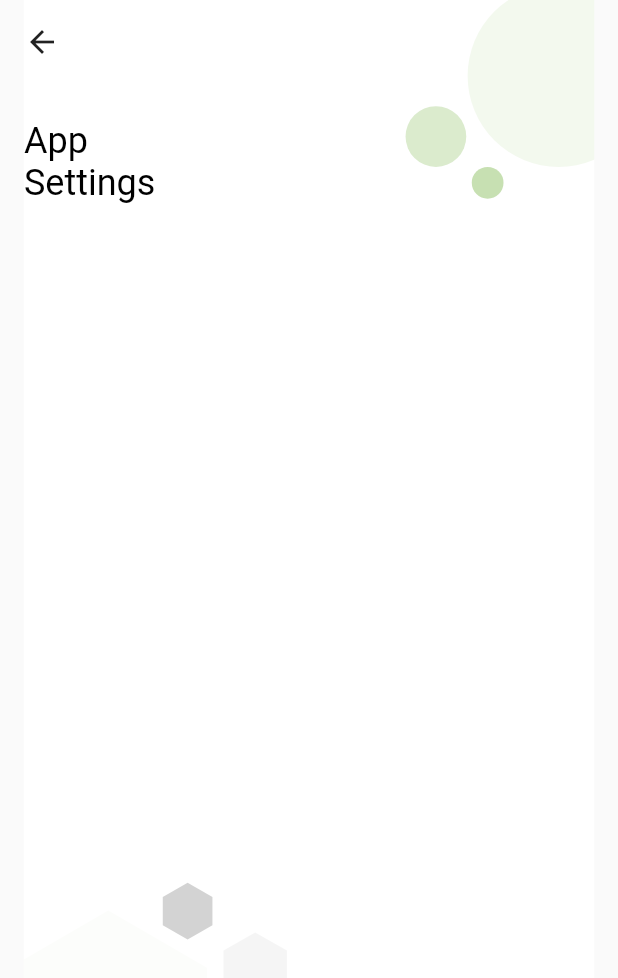
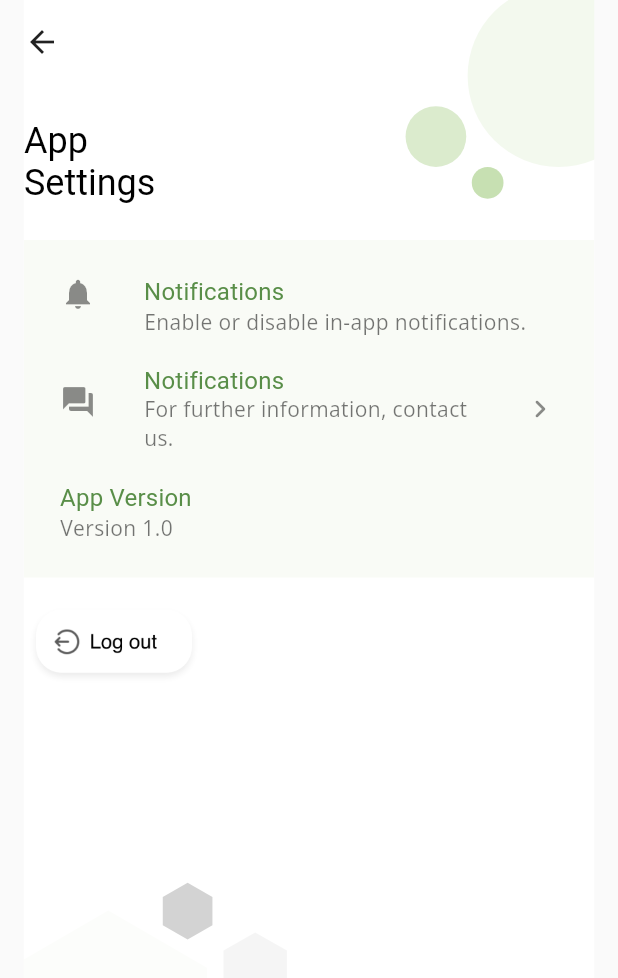
Before and after one commit to bonitas-ict/gve_ground_breaking, a Flutter app: the SettingsPage screen opened by its route, on a phone screen of 412 x 824 dp. Shown: the top 978 px of the screen. Run offline on Flutter 3.47's test engine with Material 2 defaults, Android fonts, the light colour scheme and no system bars; our stand-ins replace auto_route, bloc, cached_network_image, carousel_slider, dartz, flash and 15 more; missing offline and left inert: flutter_barcode_scanner, flutter_paystack_client, platform_device_id; accounts and stored records are empty; generated files the repository leaves out were written again; network calls fail; project files that could hold a hidden picture were left out.

Commit message:
notification screen setup

```diff
--- a/lib/src/application/application.dart
+++ b/lib/src/application/application.dart
@@ -5,3 +5,4 @@ export 'main/main.dart';
 export 'land/land.dart';
 export 'payment/payment.dart';
 export 'sit/sit_bloc.dart';
+export 'notification/notification.dart';
--- /dev/null
+++ b/lib/src/application/notification/notification.dart
@@ -0,0 +1,2 @@
+export 'notification_count/notification_count_bloc.dart';
+export 'notification_list/notification_list_bloc.dart';
--- /dev/null
+++ b/lib/src/application/notification/notification_count/notification_count_bloc.dart
@@ -0,0 +1,23 @@
+import 'package:bloc/bloc.dart';
+import 'package:gve_opening/src/domain/domain.dart';
+import 'package:meta/meta.dart';
+import 'package:injectable/injectable.dart';
+import 'package:freezed_annotation/freezed_annotation.dart';
+
+part 'notification_count_event.dart';
+part 'notification_count_state.dart';
+part 'notification_count_bloc.freezed.dart';
+
+@injectable
+class NotificationCountBloc extends Bloc<NotificationCountEvent, NotificationCountState> {
+  final INotificationFacade _notificationFacade;
+  NotificationCountBloc({required INotificationFacade notificationFacade}) : _notificationFacade = notificationFacade, super(const  NotificationCountState.initial(0)) {
+    on<_LoadNotificationCount>((event, emit) async{
+      emit(NotificationCountState.loadInProgress(state.notificationCount));
+      final data = await _notificationFacade.fetchNotification();
+      emit(data.fold((f) => NotificationCountState.loadFailure(state.notificationCount,f), (r) {
+        return NotificationCountState.loadSuccess(r.data);
+      }));
+    });
+  }
+}
--- /dev/null
+++ b/lib/src/application/notification/notification_count/notification_count_event.dart
@@ -0,0 +1,6 @@
+part of 'notification_count_bloc.dart';
+
+@freezed
+class NotificationCountEvent with _$NotificationCountEvent {
+  const factory NotificationCountEvent.loadNotificationCount() = _LoadNotificationCount;
+}
--- /dev/null
+++ b/lib/src/application/notification/notification_count/notification_count_state.dart
@@ -0,0 +1,9 @@
+part of 'notification_count_bloc.dart';
+
+@freezed
+class NotificationCountState  with _$NotificationCountState  {
+  const factory NotificationCountState.initial(num notificationCount) = _Initial;
+  const factory NotificationCountState.loadInProgress(num notificationCount) = _LoadInProgress;
+  const factory NotificationCountState.loadSuccess(num notificationCount) = _LoadSuccess;
+  const factory NotificationCountState.loadFailure(num notificationCount, NetworkFailure networkFailure) =_LoadFailure;
+}
--- /dev/null
+++ b/lib/src/application/notification/notification_list/notification_list_event.dart
@@ -0,0 +1,6 @@
+part of 'notification_list_bloc.dart';
+
+@freezed
+class NotificationListEvent with _$NotificationListEvent {
+  const factory NotificationListEvent.loadNotifications() = _LoadNotifications;
+}
--- /dev/null
+++ b/lib/src/application/notification/notification_list/notification_list_state.dart
@@ -0,0 +1,9 @@
+part of 'notification_list_bloc.dart';
+
+@freezed
+class NotificationListState  with _$NotificationListState  {
+  const factory NotificationListState.initial() = _Initial;
+  const factory NotificationListState.loadInProgress() = _LoadInProgress;
+  const factory NotificationListState.loadSuccess(List<NotificationMessage> notifications) = _LoadSuccess;
+  const factory NotificationListState.loadFailure(NetworkFailure networkFailure) =_LoadFailure;
+}
--- a/lib/src/infrastructure/core/api_endpoints.dart
+++ b/lib/src/infrastructure/core/api_endpoints.dart
@@ -15,7 +15,7 @@ class ApiRoutes {
   static const paymentVerificationRoute = 'api/property/verify-payment';
   static const paymentHistoryRoute = 'api/user/payment';
   static const sitRoute = 'api/user/seat';
-  static const notficationRoute = 'api/user/notification';
+  static const notficationRoute = 'api/user/payment/notification';
   static const notificationCountRoute = 'api/user/notification-count';
   static const notificationMarkRoute = 'api/user/notification-mark/';
 }
--- a/lib/src/presentation/core/app_widget.dart
+++ b/lib/src/presentation/core/app_widget.dart
@@ -12,6 +12,8 @@ class AppWidget extends StatelessWidget {
     return MultiBlocProvider(
       providers: [
         BlocProvider(create: (_) => getIt<AuthenticationBloc>()..add(const AuthenticationEvent.verifiedState())),
+        BlocProvider(create: (_) => getIt<NotificationListBloc>()..add(const NotificationListEvent.loadNotifications())),
+        BlocProvider(create: (_) => getIt<NotificationCountBloc>()..add(const NotificationCountEvent.loadNotificationCount())),
       ],
       child: const AppEntry(),
     );
--- a/lib/src/presentation/pages/general/settings/settings_page.dart
+++ b/lib/src/presentation/pages/general/settings/settings_page.dart
@@ -39,14 +39,32 @@ class SettingsPage extends StatelessWidget {
                       crossAxisAlignment: CrossAxisAlignment.start,
                       children: [
                         Container(
+                          color: const Color(0xFFF9FBF6),
                           width: double.infinity,
                           padding: const EdgeInsets.all(8.0),
                           child: Column(
                             children: const [
+                              ListTile(
+                                leading: Icon(Icons.notifications),
+                                title: Text('Notifications'),
+                                subtitle: Text('Enable or disable in-app notifications.'),
 
+                              ),
+                              ListTile(
+                                leading: Icon(Icons.question_answer),
+                                title: Text('Notifications'),
+                                subtitle: Text('For further information, contact us.'),
+                                trailing: Icon(Icons.chevron_right_rounded)
+                              ),
+                              ListTile(
+                                title: Text('App Version'),
+                                subtitle: Text('Version 1.0'),
+                              )
                             ],
                           ),
-                        )
+                        ),
+                        const SizedBox(height: 16,),
+                        GestureDetector(child: Image.asset('assets/images/btn.png', width: 120))
                       ],
                     ),
                   ),
--- a/lib/src/presentation/pages/payment/pay_history/widget/pay_history_container.dart
+++ b/lib/src/presentation/pages/payment/pay_history/widget/pay_history_container.dart
@@ -34,14 +34,14 @@ class _HistoryItem extends StatelessWidget {
                   crossAxisAlignment: CrossAxisAlignment.start,
                   children: [
                     Text('${payHistory.plotId} Purchase', style: Theme.of(context).textTheme.subtitle2!.copyWith(fontSize: 16, fontWeight: FontWeight.normal),),
-                    Text('November 49, 2021 - 09:12 PM', style: Theme.of(context).textTheme.bodyText2!.copyWith(fontSize: 12, color: const Color(0xFFA1A59C)),)
+                    Text(payHistory.date.split('T')[0], style: Theme.of(context).textTheme.bodyText2!.copyWith(fontSize: 12, color: const Color(0xFFA1A59C)),)
                   ],
                 ),
               ),
               Column(
                 crossAxisAlignment: CrossAxisAlignment.end,
                 children: [
-                  Text('N10 Million', style: Theme.of(context).textTheme.subtitle2!.copyWith(fontSize: 16, fontWeight: FontWeight.normal)),
+                  Text('N${payHistory.amount}', style: Theme.of(context).textTheme.subtitle2!.copyWith(fontSize: 16, fontWeight: FontWeight.normal)),
                   Text(payHistory.stauts? 'Successful': 'Failed', style: Theme.of(context).textTheme.bodyText2!.copyWith(fontSize: 14, color: payHistory.stauts? const Color(0xFF3DCB76): const Color(0xFFF73112)),)
                 ],
               )
```
Also changed, not shown: lib/src/application/notification/notification_list/notification_list_bloc.dart (added, +24 -0 lines), lib/src/presentation/pages/notification/notification_list/notification_list.dart (+40 -8 lines), assets/images/btn.png (added), assets/images/btn.svg (added), assets/images/onboarding_bg_3.svg, lib/injection.config.dart, lib/src/application/notification/notification_count/notification_count_bloc.freezed.dart (added), lib/src/application/notification/notification_list/notification_list_bloc.freezed.dart (added).
